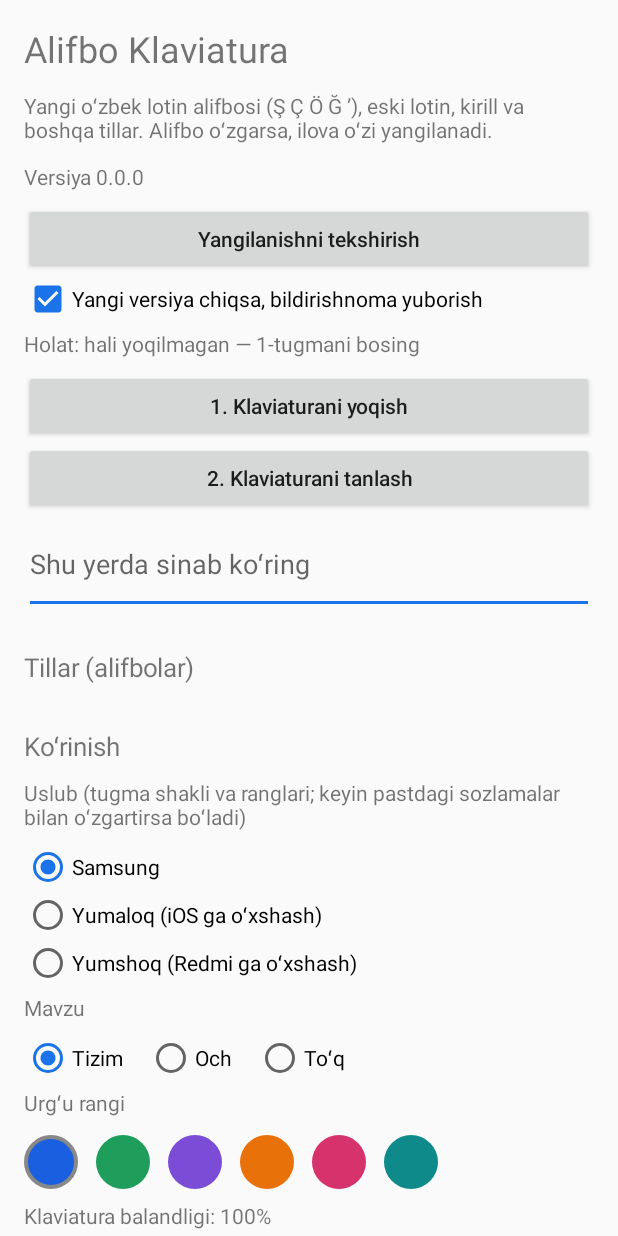
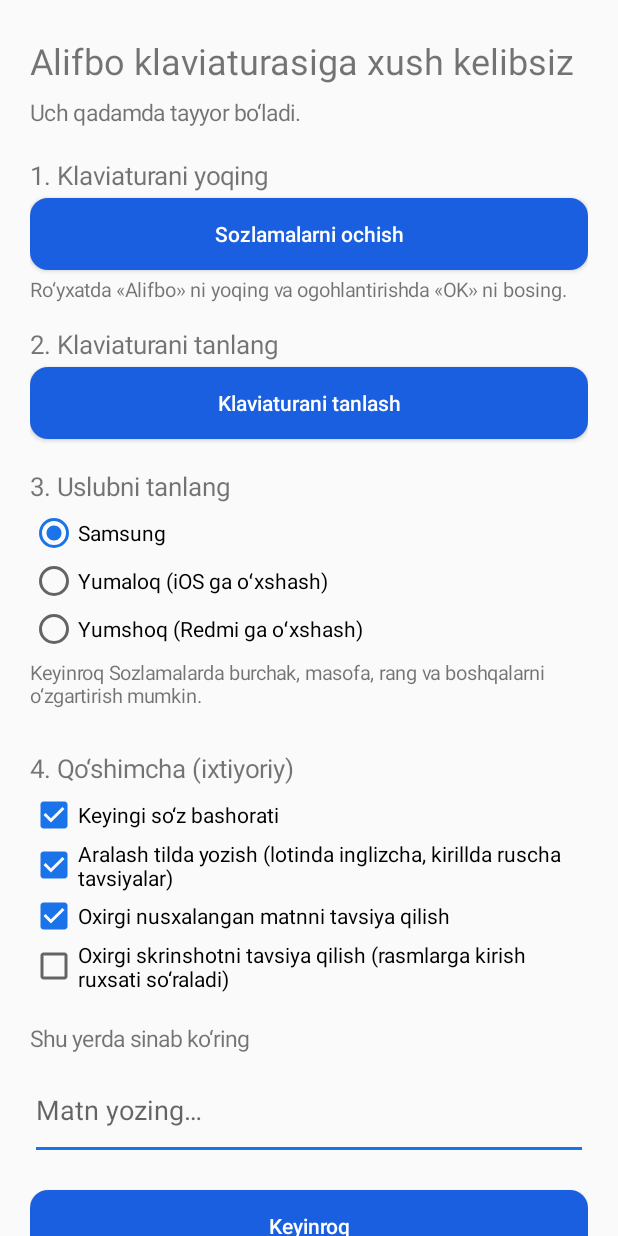
Before and after one commit to shaxboz1011/uzbek-klaviatura, an Android app: the screen it shows after launch (SettingsActivity before the commit, OnboardingActivity after it), on a phone screen of 412 x 824 dp. Run offline under Robolectric (Android 15) with nearby library versions, the phone set to English and light mode, and no system bars; network calls fail; 2 statements that could not run were skipped.

Commit message:
iOS-like style rework (real key geometry, bottom row + globe/mic row, shift look, balloon), next-word prediction, onboarding wizard
Co-Authored-By: Claude Sonnet 5.5 <noreply@anthropic.com>
Claude-Session: https://claude.ai/code/session_01FHHppL8Zq8K7PvrK67FN5R

```diff
--- a/app/src/main/AndroidManifest.xml
+++ b/app/src/main/AndroidManifest.xml
@@ -36,6 +36,10 @@
         </activity>
 
         <activity
+            android:name=".ui.OnboardingActivity"
+            android:exported="false" />
+
+        <activity
             android:name=".ui.VoiceActivity"
             android:excludeFromRecents="true"
             android:exported="false"
--- a/app/src/main/java/uz/alifbo/keyboard/data/Prefs.kt
+++ b/app/src/main/java/uz/alifbo/keyboard/data/Prefs.kt
@@ -168,15 +168,25 @@ class Prefs(context: Context) {
         get() = sp.getBoolean("mixedLang", true)
         set(v) { sp.edit().putBoolean("mixedLang", v).apply() }
 
+    /** Keyingi soʻz bashorati: soʻz yozilgach, odatda undan keyin yozadigan soʻzlaringiz tavsiya qilinadi. */
+    var nextWord: Boolean
+        get() = sp.getBoolean("nextWord", true)
+        set(v) { sp.edit().putBoolean("nextWord", v).apply() }
+
+    /** Birinchi ishga tushirish ko'rsatmasi koʻrsatilganmi (yoki foydalanuvchi klaviaturani allaqachon yoqqanmi). */
+    var onboarded: Boolean
+        get() = sp.getBoolean("onboarded", false)
+        set(v) { sp.edit().putBoolean("onboarded", v).apply() }
+
     /** Tayyor uslub (0 — Samsung, 1 — iOS ga oʻxshash, 2 — Redmi ga oʻxshash). */
     var stylePreset: Int
         get() = sp.getInt("stylePreset", 0).coerceIn(0, 2)
         set(v) { sp.edit().putInt("stylePreset", v).apply() }
 
     /** Uslubni tanlaydi va uning tugma oʻlchamlarini sozlamalarga yozadi (keyin slayderlar bilan oʻzgartirsa boʻladi). */
-    fun applyStylePreset(id: Int, radius: Int, gap: Int, textScale: Int, shadow: Boolean) {
+    fun applyStylePreset(id: Int, radius: Int, gap: Int, textScale: Int, shadow: Boolean, heightPct: Int) {
         sp.edit().putInt("stylePreset", id).putInt("keyRadius", radius).putInt("keyGap", gap)
-            .putInt("textScale", textScale).putBoolean("keyShadow", shadow).apply()
+            .putInt("textScale", textScale).putBoolean("keyShadow", shadow).putInt("height", heightPct).apply()
     }
 
     /** Boʻsh maydonda eng oxirgi nusxalangan matnni tavsiya qilish. */
--- a/app/src/main/java/uz/alifbo/keyboard/ime/Theme.kt
+++ b/app/src/main/java/uz/alifbo/keyboard/ime/Theme.kt
@@ -24,25 +24,31 @@ object Theme {
         /** Tugma bosilganda yuqorida "tomchi" (tugmaga ulangan) koʻrinadi. */
         val balloon: Boolean,
         val accent: Int,
+        /** Klaviatura balandligi (%), qatorlar orasidagi vertikal masofa koʻpaytmasi va iOS ga oʻxshash pastki qator (123, 😀, boʻsh joy, return + 🌐/🎤). */
+        val heightPct: Int,
+        val vGapMul: Float,
+        val ios: Boolean,
         val light: IntArray?,
         val dark: IntArray?
     )
 
     val STYLES: List<Style> = listOf(
-        Style(0, "Samsung", 9, 3, 100, true, false, 0, null, null),
+        Style(0, "Samsung", 9, 3, 100, true, false, 0, 100, 1f, false, null, null),
         // Yumaloq, yirik harfli, tugma ostida soya va tomchi popup (iOS ga oʻxshash; ikonka va shriftlar nusxalanmaydi)
         Style(
-            1, "Yumaloq (iOS ga oʻxshash)", 6, 5, 108, true, true, 0xFF0A84FF.toInt(),
-            intArrayOf(0xFFD2D5DB.toInt(), 0xFFFFFFFF.toInt(), 0xFFABB1BC.toInt(), 0xFFB9BEC7.toInt(), 0xFF000000.toInt(), 0xFF6B6F76.toInt(), 0xFFFFFFFF.toInt(), 0xFF898A8D.toInt()),
-            intArrayOf(0xFF1E1E20.toInt(), 0xFF5B5B5F.toInt(), 0xFF3D3D41.toInt(), 0xFF7A7A7E.toInt(), 0xFFFFFFFF.toInt(), 0xFFA0A0A5.toInt(), 0xFF6A6A6E.toInt(), 0xFF0A0A0B.toInt())
+            1, "Yumaloq (iOS ga oʻxshash)", 5, 3, 112, true, true, 0xFF0A84FF.toInt(), 108, 2f, true,
+            intArrayOf(0xFFD3D5DB.toInt(), 0xFFFFFFFF.toInt(), 0xFFADB1BB.toInt(), 0xFFC2C5CD.toInt(), 0xFF000000.toInt(), 0xFF6B6F76.toInt(), 0xFFFFFFFF.toInt(), 0xFF8A8C90.toInt()),
+            intArrayOf(0xFF212224.toInt(), 0xFF66676A.toInt(), 0xFF3F4043.toInt(), 0xFF808185.toInt(), 0xFFFFFFFF.toInt(), 0xFFA0A0A5.toInt(), 0xFF7A7B7F.toInt(), 0xFF0B0B0C.toInt())
         ),
         // Keng oraliq, yumshoq burchak, soyasiz, toʻq sariq urgʻu (Redmi/MIUI ga oʻxshash)
         Style(
-            2, "Yumshoq (Redmi ga oʻxshash)", 14, 5, 100, false, false, 0xFFFF6900.toInt(),
+            2, "Yumshoq (Redmi ga oʻxshash)", 14, 5, 100, false, false, 0xFFFF6900.toInt(), 100, 1f, false,
             intArrayOf(0xFFEEF0F4.toInt(), 0xFFFFFFFF.toInt(), 0xFFDDE1E8.toInt(), 0xFFCBD1DB.toInt(), 0xFF202124.toInt(), 0xFF7A7F87.toInt(), 0xFFFFFFFF.toInt(), 0x00000000),
             intArrayOf(0xFF17181A.toInt(), 0xFF2C2E31.toInt(), 0xFF232528.toInt(), 0xFF3A3D41.toInt(), 0xFFF1F3F4.toInt(), 0xFF8A8F96.toInt(), 0xFF3A3D41.toInt(), 0x00000000)
         )
     )
+
+    fun isDark(ctx: Context) = isNight(ctx)
 
     fun style(ctx: Context): Style = STYLES.getOrNull(Prefs(ctx).stylePreset) ?: STYLES[0]
 
--- /dev/null
+++ b/app/src/main/java/uz/alifbo/keyboard/ui/OnboardingActivity.kt
@@ -0,0 +1,152 @@
+package uz.alifbo.keyboard.ui
+
+import android.app.Activity
+import android.content.Context
+import android.content.Intent
+import android.graphics.drawable.GradientDrawable
+import android.os.Build
+import android.os.Bundle
+import android.provider.Settings
+import android.view.Gravity
+import android.view.WindowInsets
+import android.view.inputmethod.InputMethodManager
+import android.widget.Button
+import android.widget.CheckBox
+import android.widget.EditText
+import android.widget.LinearLayout
+import android.widget.RadioButton
+import android.widget.RadioGroup
+import android.widget.ScrollView
+import android.widget.TextView
+import uz.alifbo.keyboard.data.Prefs
+import uz.alifbo.keyboard.data.Recents
+import uz.alifbo.keyboard.ime.Theme
+
+/**
+ * Birinchi ishga tushirish ko'rsatmasi: 1) klaviaturani yoqish, 2) tanlash, 3) uslub, 4) qo'shimcha imkoniyatlar.
+ * Bosqichlar bajarilgach, belgi (✓) qo'yiladi; "Tayyor" bosilsa, bu sahifa boshqa chiqmaydi.
+ */
+class OnboardingActivity : Activity() {
+
+    companion object {
+        /** Klaviatura yoqilgan va tanlangan boʻlsa — ko'rsatma kerak emas. */
+        fun isReady(ctx: Context): Boolean = isEnabled(ctx) && isCurrent(ctx)
+
+        fun isEnabled(ctx: Context): Boolean {
+            val imm = ctx.getSystemService(Context.INPUT_METHOD_SERVICE) as InputMethodManager
+            return imm.enabledInputMethodList.any { it.packageName == ctx.packageName }
+        }
+
+        fun isCurrent(ctx: Context): Boolean =
+            Settings.Secure.getString(ctx.contentResolver, Settings.Secure.DEFAULT_INPUT_METHOD)?.startsWith(ctx.packageName) == true
+    }
+
+    private lateinit var prefs: Prefs
+    private lateinit var step1: TextView
+    private lateinit var step2: TextView
+    private lateinit var done: Button
+
+    private fun dp(v: Int) = (v * resources.displayMetrics.density).toInt()
+
+    override fun onCreate(savedInstanceState: Bundle?) {
+        super.onCreate(savedInstanceState)
+        prefs = Prefs(this)
+
+        val root = LinearLayout(this).apply {
+            orientation = LinearLayout.VERTICAL
+            setPadding(dp(20), dp(20), dp(20), dp(32))
+        }
+        setContentView(ScrollView(this).apply {
+            addView(root)
+            clipToPadding = false
+            setOnApplyWindowInsetsListener { v, ins ->
+                if (Build.VERSION.SDK_INT >= 30) {
+                    val s = ins.getInsets(WindowInsets.Type.systemBars())
+                    v.setPadding(0, s.top, 0, s.bottom)
+                }
+                ins
+            }
+        })
+
+        root.addView(text("Alifbo klaviaturasiga xush kelibsiz", 24f, dp(4)))
+        root.addView(text("Uch qadamda tayyor bo‘ladi.", 15f, dp(16)))
+
+        step1 = text("", 17f, dp(4))
+        root.addView(step1)
+        root.addView(button("Sozlamalarni ochish") { startActivity(Intent(Settings.ACTION_INPUT_METHOD_SETTINGS)) })
+        root.addView(text("Ro‘yxatda «Alifbo» ni yoqing va ogohlantirishda «OK» ni bosing.", 13f, dp(12)))
+
+        step2 = text("", 17f, dp(4))
+        root.addView(step2)
+        root.addView(button("Klaviaturani tanlash") {
+            (getSystemService(Context.INPUT_METHOD_SERVICE) as InputMethodManager).showInputMethodPicker()
+        })
+
+        root.addView(text("3. Uslubni tanlang", 17f, dp(4)).apply { setPadding(0, dp(20), 0, dp(4)) })
+        root.addView(RadioGroup(this).apply {
+            orientation = RadioGroup.VERTICAL
+            for (st in Theme.STYLES) addView(RadioButton(context).apply { id = 3000 + st.id; text = st.name })
+            check(3000 + prefs.stylePreset)
+            setOnCheckedChangeListener { _, id ->
+                val st = Theme.STYLES[id - 3000]
+                prefs.applyStylePreset(st.id, st.radius, st.gap, st.textScale, st.shadow, st.heightPct)
+            }
+        })
+        root.addView(text("Keyinroq Sozlamalarda burchak, masofa, rang va boshqalarni o‘zgartirish mumkin.", 13f, dp(8)))
+
+        root.addView(text("4. Qo‘shimcha (ixtiyoriy)", 17f, dp(4)).apply { setPadding(0, dp(20), 0, dp(4)) })
+        root.addView(check("Keyingi so‘z bashorati", prefs.nextWord) { prefs.nextWord = it })
+        root.addView(check("Aralash tilda yozish (lotinda inglizcha, kirillda ruscha tavsiyalar)", prefs.mixedLang) { prefs.mixedLang = it })
+        root.addView(check("Oxirgi nusxalangan matnni tavsiya qilish", prefs.recentClipChip) { prefs.recentClipChip = it })
+        root.addView(check("Oxirgi skrinshotni tavsiya qilish (rasmlarga kirish ruxsati so‘raladi)", prefs.recentScreenshotChip) { on ->
+            prefs.recentScreenshotChip = on
+            if (on && !Recents.hasImageAccess(this)) {
+                val perm = if (Build.VERSION.SDK_INT >= 33) android.Manifest.permission.READ_MEDIA_IMAGES
+                else android.Manifest.permission.READ_EXTERNAL_STORAGE
+                requestPermissions(arrayOf(perm), 2)
+            }
+        })
+
+        root.addView(text("Shu yerda sinab ko‘ring", 15f, dp(4)).apply { setPadding(0, dp(20), 0, dp(4)) })
+        root.addView(EditText(this).apply { hint = "Matn yozing…"; minLines = 2 })
+
+        done = button("Tayyor") {
+            prefs.onboarded = true
+            finish()
+        }
+        root.addView(done, LinearLayout.LayoutParams(-1, -2).apply { topMargin = dp(20) })
+    }
+
+    override fun onResume() {
+        super.onResume()
+        val e = isEnabled(this)
+        val c = isCurrent(this)
+        step1.text = (if (e) "✓ " else "1. ") + "Klaviaturani yoqing"
+        step2.text = (if (c) "✓ " else "2. ") + "Klaviaturani tanlang"
+        done.text = if (e && c) "Tayyor" else "Keyinroq"
+    }
+
+    private fun text(t: String, size: Float, bottom: Int) = TextView(this).apply {
+        text = t
+        textSize = size
+        setPadding(0, dp(4), 0, bottom)
+    }
+
+    private fun check(label: String, value: Boolean, onChange: (Boolean) -> Unit) = CheckBox(this).apply {
+        text = label
+        isChecked = value
+        setOnCheckedChangeListener { _, on -> onChange(on) }
+    }
+
+    private fun button(t: String, onClick: () -> Unit) = Button(this).apply {
+        text = t
+        isAllCaps = false
+        gravity = Gravity.CENTER
+        background = GradientDrawable().apply {
+            cornerRadius = dp(12).toFloat()
+            setColor(0xFF1A5FE0.toInt())
+        }
+        setTextColor(0xFFFFFFFF.toInt())
+        setOnClickListener { onClick() }
+    }
+}
--- a/app/src/main/java/uz/alifbo/keyboard/ui/SettingsActivity.kt
+++ b/app/src/main/java/uz/alifbo/keyboard/ui/SettingsActivity.kt
@@ -53,6 +53,7 @@ class SettingsActivity : Activity() {
     override fun onCreate(savedInstanceState: Bundle?) {
         super.onCreate(savedInstanceState)
         prefs = Prefs(this)
+        maybeOnboard()
 
         val root = LinearLayout(this).apply {
             orientation = LinearLayout.VERTICAL
@@ -134,7 +135,7 @@ class SettingsActivity : Activity() {
             setOnCheckedChangeListener { _, id ->
                 val st = Theme.STYLES[id - 2000]
                 if (st.id != prefs.stylePreset) {
-                    prefs.applyStylePreset(st.id, st.radius, st.gap, st.textScale, st.shadow)
+                    prefs.applyStylePreset(st.id, st.radius, st.gap, st.textScale, st.shadow, st.heightPct)
                     recreate() // slayderlar yangi qiymatlar bilan qayta chiziladi
                 }
             }
@@ -190,6 +191,7 @@ class SettingsActivity : Activity() {
         root.addView(section("Yozish"))
         switchRow(root, "Surib yozish (harflar ustidan barmoqni surib soʻz yozish)", prefs.swipe) { prefs.swipe = it }
         switchRow(root, "Soʻz tavsiyalari (yozgan soʻzlaringizdan oʻrganadi, faqat shu telefonda)", prefs.suggestions) { prefs.suggestions = it }
+        switchRow(root, "Keyingi soʻz bashorati (soʻzdan keyin odatda yozadigan soʻzlaringiz; faqat shu telefonda)", prefs.nextWord) { prefs.nextWord = it }
         switchRow(root, "Aralash tilda yozish: boshqa til soʻzlari ham tavsiya qilinadi (lotinda inglizcha, kirillda ruscha)", prefs.mixedLang) { prefs.mixedLang = it }
         switchRow(root, "Boʻsh maydonda oxirgi nusxalangan matnni tavsiya qilish", prefs.recentClipChip) { prefs.recentClipChip = it }
         switchRow(root, "Boʻsh maydonda oxirgi skrinshotni tavsiya qilish (rasmlarga kirish ruxsati kerak)", prefs.recentScreenshotChip) { on ->
@@ -234,6 +236,7 @@ class SettingsActivity : Activity() {
         root.addView(section("Maxfiylik va tozalash"))
         root.addView(button("Oʻrganilgan soʻzlarni oʻchirish") {
             Predictor.clear(this)
+            uz.alifbo.keyboard.data.Bigrams.clear(this)
             Toast.makeText(this, "Oʻchirildi", Toast.LENGTH_SHORT).show()
         })
         root.addView(button("Bufer tarixini oʻchirish") {
@@ -399,6 +402,16 @@ class SettingsActivity : Activity() {
         }.start()
     }
 
+    /** Birinchi marta ochilganda koʻrsatma sahifasi (klaviatura allaqachon yoqilgan va tanlangan boʻlsa — oʻtkazib yuboriladi). */
+    private fun maybeOnboard() {
+        if (prefs.onboarded) return
+        if (OnboardingActivity.isReady(this)) {
+            prefs.onboarded = true
+            return
+        }
+        startActivity(Intent(this, OnboardingActivity::class.java))
+    }
+
     override fun onResume() {
         super.onResume()
         renderStatus()
```
Also changed, not shown: app/src/main/java/uz/alifbo/keyboard/data/BigramModel.kt (added, +59 -0 lines), app/src/main/java/uz/alifbo/keyboard/data/Bigrams.kt (added, +57 -0 lines), app/src/main/java/uz/alifbo/keyboard/ime/KeyboardService.kt (+36 -3 lines), app/src/main/java/uz/alifbo/keyboard/ime/KeyboardView.kt (+92 -14 lines), 2 other files.
